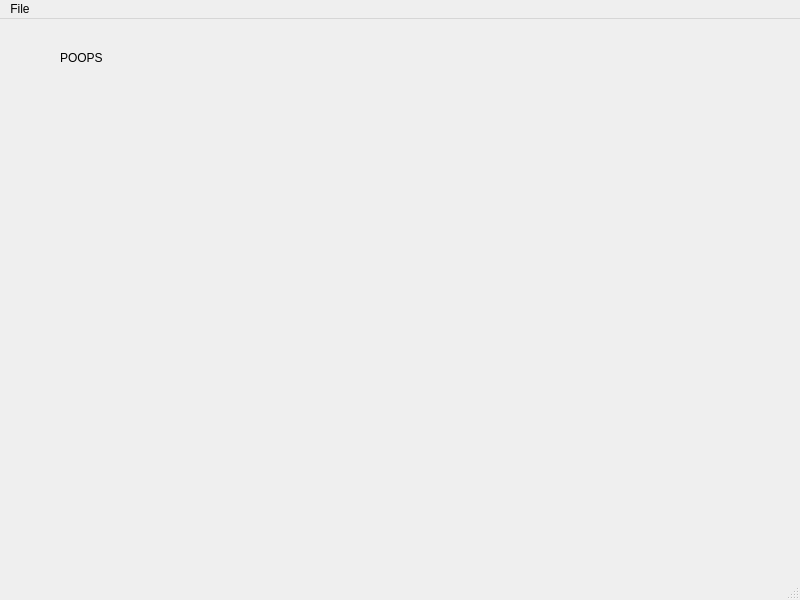
Old version of the form ui/resources/main_window.ui in the repository JPLeBreton/dreamer.
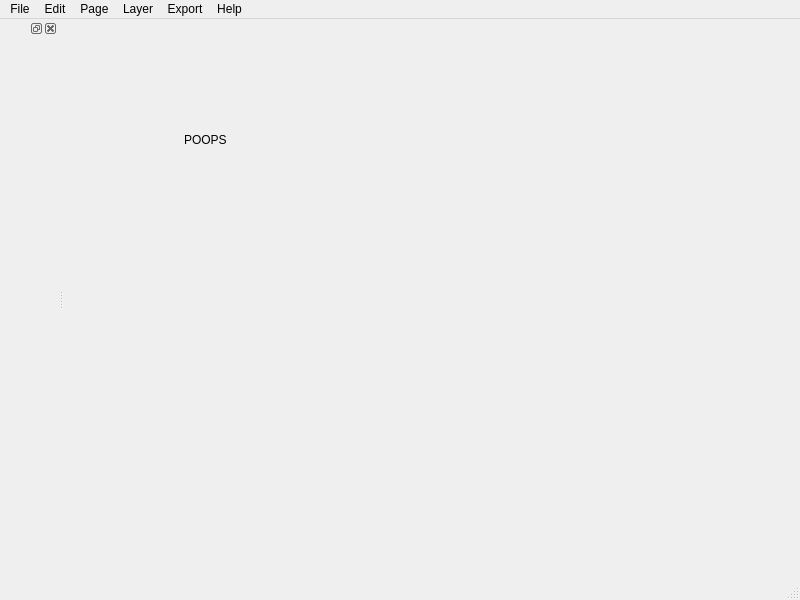
New version of the form.

Commit message: stub for layer dock ongoing design log stub menu options

The edit to the form file:
```diff
--- a/ui/resources/main_window.ui
+++ b/ui/resources/main_window.ui
@@ -17,10 +17,10 @@
    <widget class="QLabel" name="label">
     <property name="geometry">
      <rect>
-      <x>60</x>
-      <y>30</y>
-      <width>66</width>
-      <height>17</height>
+      <x>120</x>
+      <y>100</y>
+      <width>111</width>
+      <height>41</height>
      </rect>
     </property>
     <property name="text">
@@ -46,9 +46,62 @@
     <addaction name="actionSave"/>
     <addaction name="actionExit"/>
    </widget>
+   <widget class="QMenu" name="menuLayer">
+    <property name="title">
+     <string>Layer</string>
+    </property>
+    <addaction name="actionNew_Layer"/>
+    <addaction name="actionDelete_Layer"/>
+   </widget>
+   <widget class="QMenu" name="menuEdit">
+    <property name="title">
+     <string>Edit</string>
+    </property>
+    <addaction name="actionUndo"/>
+    <addaction name="actionRedo"/>
+    <addaction name="separator"/>
+    <addaction name="actionCut"/>
+    <addaction name="actionCopy"/>
+    <addaction name="actionPaste"/>
+    <addaction name="separator"/>
+    <addaction name="actionSelect_All"/>
+    <addaction name="actionSelect_None"/>
+   </widget>
+   <widget class="QMenu" name="menuPage">
+    <property name="title">
+     <string>Page</string>
+    </property>
+    <addaction name="actionNew_Page"/>
+    <addaction name="actionDelete_Page"/>
+   </widget>
+   <widget class="QMenu" name="menuExport">
+    <property name="title">
+     <string>Export</string>
+    </property>
+    <addaction name="actionExport_Story"/>
+    <addaction name="actionExport_Story_Options"/>
+   </widget>
+   <widget class="QMenu" name="menuHelp">
+    <property name="title">
+     <string>Help</string>
+    </property>
+    <addaction name="actionOnline_Help"/>
+    <addaction name="actionAbout"/>
+   </widget>
    <addaction name="menuFile"/>
+   <addaction name="menuEdit"/>
+   <addaction name="menuPage"/>
+   <addaction name="menuLayer"/>
+   <addaction name="menuExport"/>
+   <addaction name="menuHelp"/>
   </widget>
   <widget class="QStatusBar" name="statusbar"/>
+  <widget class="QDockWidget" name="layer_dock">
+   <attribute name="dockWidgetArea">
+    <number>1</number>
+   </attribute>
+   <widget class="QWidget" name="dockWidgetContents"/>
+  </widget>
   <action name="actionNew">
    <property name="text">
     <string>New</string>
```
Left out of the diff: 75 changed lines with no effect on the pictures. The commit also changes 6 other files.
